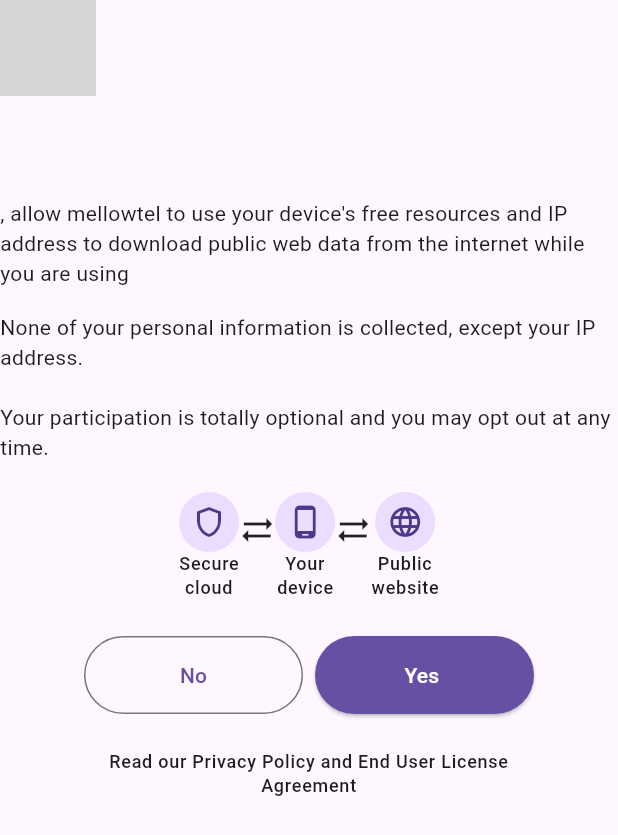
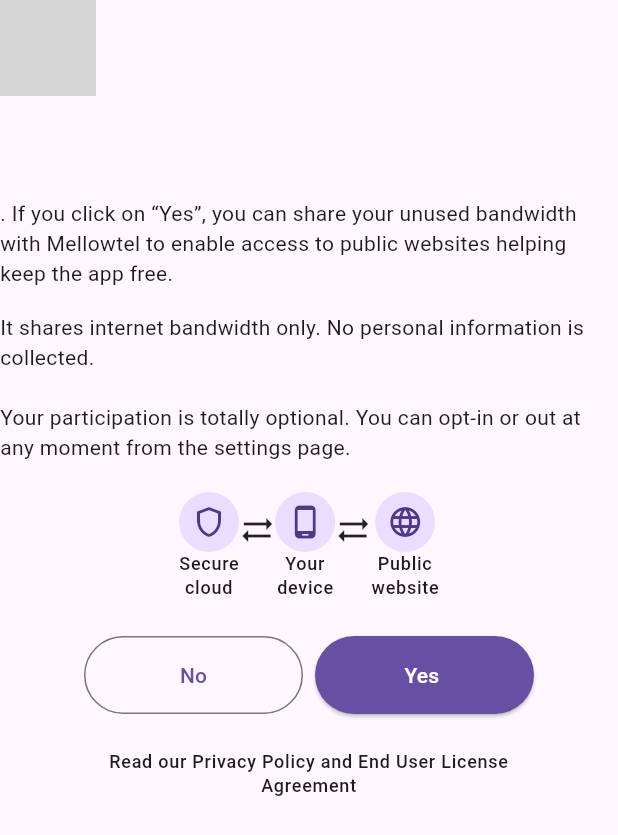
Before and after one commit to mellowtel-inc/mellowtel-flutter, a Flutter app: the ConsentDialog widget shown alone on an empty page, opened directly with empty values, after a tap on "Read our Privacy Policy and End User Lic", on a phone screen of 412 x 824 dp. Shown: the top 835 px of the screen. Run offline on Flutter 3.47's test engine with Material 3 defaults, Android fonts, the phone set to English and light mode, and no system bars; our stand-ins replace connectivity_plus, shared_preferences; missing offline and left inert: flutter_inappwebview, html2md, webview_windows; accounts and stored records are empty; grey boxes are pictures that could not be loaded.

Commit message:
(feat): consent copywriting updated

```diff
--- a/lib/src/ui/consent_dialog.dart
+++ b/lib/src/ui/consent_dialog.dart
@@ -170,7 +170,7 @@ class ConsentDialog extends StatelessWidget {
           Center(
             child: GestureDetector(
               onTap: () async {
-                final url = Uri.parse('https://www.mellowtel.it/flutter/');
+                final url = Uri.parse('https://www.mellowtel.com/mellowtel-privacy-policy/');
                 if (await canLaunchUrl(url)) {
                   await launchUrl(url);
                 } else {
@@ -216,13 +216,13 @@ class ConsentDialog extends StatelessWidget {
         Align(
           alignment: Alignment.center,
           child: Text(
-            '$incentive, allow mellowtel to use your device\'s free resources and IP address to download public web data from the internet while you are using $appName',
+            '$incentive. If you click on “Yes”, you can share your unused bandwidth with Mellowtel to enable access to public websites helping keep the app free.',
             style: Theme.of(context).textTheme.bodyMedium,
           ),
         ),
         const SizedBox(height: 16.0),
         Text(
-          'None of your personal information is collected, except your IP address.\n\nYour participation is totally optional and you may opt out at any time.',
+          'It shares internet bandwidth only. No personal information is collected.\n\nYour participation is totally optional. You can opt-in or out at any moment from the settings page.',
           style: Theme.of(context).textTheme.bodyMedium,
         ),
       ],
--- a/lib/src/ui/consent_settings_dailog.dart
+++ b/lib/src/ui/consent_settings_dailog.dart
@@ -158,7 +158,7 @@ class ConsentSettingsDialogState extends State<ConsentSettingsDialog> {
   String _getInformationText() {
     switch (_state) {
       case ContainerState.optedIn:
-        return "Mellowtel is an open-source library that lets you share your unused internet with trusted Al labs & startups who use it to train their models. The developer of this app gets a small share of the revenue. It helps maintain this app free and available. Mellowtel shares your bandwidth only. Security and privacy are 100% guaranteed. It doesn't collect, share, or sell personal information (not even anonymized data).";
+        return "Mellowtel is an open-source library that lets you share your unused internet with trusted startups who use it to access and retrieve information from public websites. The developer of this app gets a small share of the revenue. It helps maintain this app free. Mellowtel shares internet bandwidth only.\n\nNone of your personal information (not even anonymized data) is collected except the IP address which is used just to infer the country of origin to provide geo-specific services.";
       case ContainerState.optedOut:
         return 'You are currently opted out. Your device\'s resources are not being used.';
       case ContainerState.confirmOptOut:
@@ -180,7 +180,7 @@ class ConsentSettingsDialogState extends State<ConsentSettingsDialog> {
           Center(
             child: GestureDetector(
               onTap: () async {
-                final url = Uri.parse('https://www.mellowtel.it/flutter/');
+                final url = Uri.parse('https://www.mellowtel.com/mellowtel-privacy-policy/');
                 if (await canLaunchUrl(url)) {
                   await launchUrl(url);
                 } else {
```
